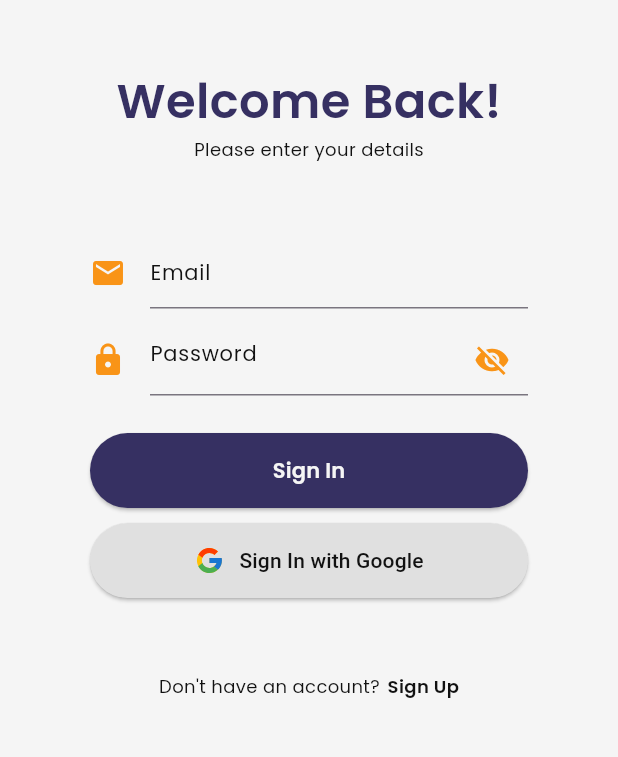
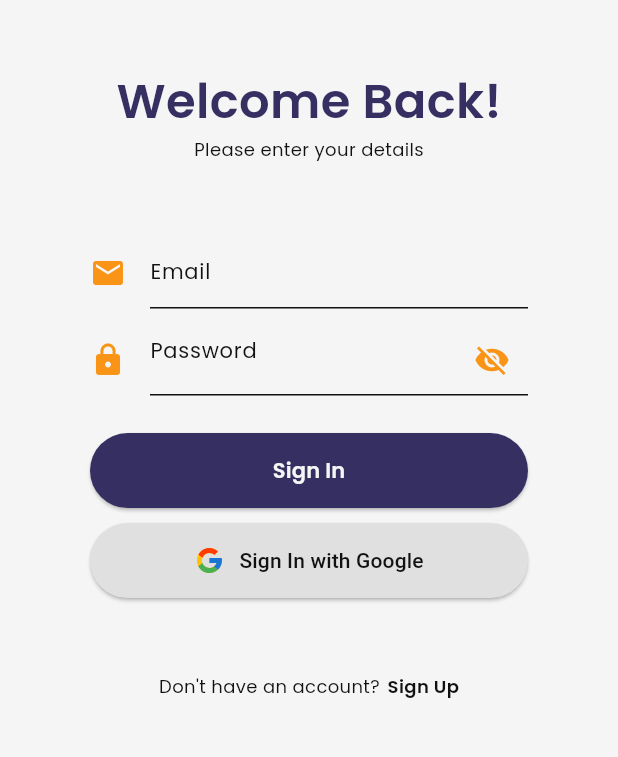
Before and after one commit to danishhhhhh/PAS-Mobile-2023, a Flutter app: the screen it shows after launch, on a phone screen of 412 x 824 dp, the part 271-1028 px from its top. Run offline on Flutter 3.47's test engine with Material 2 defaults, Android fonts, the phone set to English and light mode, and no system bars; our stand-ins replace flutter_svg, get; project files that could hold a hidden picture were left out.

Commit message:
feat: [DN] fix color and api

```diff
--- a/lib/app/pages/login_page/login_page_controller.dart
+++ b/lib/app/pages/login_page/login_page_controller.dart
@@ -5,7 +5,8 @@ import 'dart:convert';
 class LoginPageController extends GetxController {
   RxBool isObsecure = true.obs;
   RxBool isObsecureFalse = false.obs;
-  RxBool successfulLogin = false.obs;
+  RxBool successfulLogin = true.obs;
+  RxString message = "".obs;
 
   login(String username, String password) async {
     final response = await http.post(
@@ -21,10 +22,15 @@ class LoginPageController extends GetxController {
     if (response.statusCode == 200) {
       Map<String, dynamic> jsonResponse = json.decode(response.body);
       bool status = jsonResponse['status'];
+      String message = jsonResponse['message'];
       if(status){
         Get.toNamed("/detail");
+        this.message.value = message;
+        successfulLogin.value = true;
+      } else {
+        this.message.value = message;
+        successfulLogin.value = false;
       }
-      successfulLogin.value = true;
     } else {
       successfulLogin.value = false;
       print("status code : ${response.statusCode.toString()}");
--- a/lib/app/pages/login_page/login_page_view.dart
+++ b/lib/app/pages/login_page/login_page_view.dart
@@ -1,12 +1,14 @@
 import 'package:flutter/material.dart';
+import 'package:get/get.dart';
 import 'package:pas_mobile/app/pages/login_page/component/dont_have_account_component.dart';
+import 'package:pas_mobile/app/pages/login_page/login_page_controller.dart';
 import 'package:pas_mobile/app/pages/login_page/widget/google_sign_in_button.dart';
 import 'package:pas_mobile/app/pages/login_page/widget/log_in_button.dart';
 import 'package:pas_mobile/app/pages/login_page/widget/text_field.dart';
 import 'package:pas_mobile/common/theme/theme.dart';
 import 'package:flutter_svg/flutter_svg.dart';
 
-class LoginPageView extends StatelessWidget {
+class LoginPageView extends GetView<LoginPageController> {
   const LoginPageView({super.key});
 
   @override
@@ -67,6 +69,11 @@ class LoginPageView extends StatelessWidget {
                       hintText: "Password",
                       icon: Icons.lock,
                       isPass: true),
+                  Obx(() => controller.successfulLogin.value ? Container() : Padding(
+                    padding: const EdgeInsets.only(top: 10),
+                    child: Text(controller.message.value,
+                    style: TextStyle(color: ColorsBase.redBase, fontFamily: "Poppins", fontSize: 12),),
+                  ),),
                   SizedBox(height: 25),
                   LoginInButton(emailTextEditing: emailTextEditimgController,
                     passwordTextEditing: passwordTextEditimgController,),
--- a/lib/app/pages/login_page/widget/text_field.dart
+++ b/lib/app/pages/login_page/widget/text_field.dart
@@ -21,11 +21,23 @@ class TextFieldLogIn extends GetView<LoginPageController> {
     return Container(
       margin: const EdgeInsets.only(left: 60, right: 60),
       child: Obx(
-            ()=> TextField(
+        () => TextField(
           controller: textEditingController,
-            obscureText: isPass ? controller.isObsecure.value : controller.isObsecureFalse.value,
+          obscureText: isPass
+              ? controller.isObsecure.value
+              : controller.isObsecureFalse.value,
           decoration: InputDecoration(
-              border: UnderlineInputBorder(),
+            focusedBorder: UnderlineInputBorder(
+                borderSide: BorderSide(
+                    color: controller.successfulLogin.value
+                        ? ColorsBase.blackBase
+                        : ColorsBase.redBase)),
+            enabledBorder: UnderlineInputBorder(
+              borderSide: BorderSide(
+                  color: controller.successfulLogin.value
+                      ? ColorsBase.blackBase
+                      : ColorsBase.redBase),
+            ),
             hintText: hintText,
             suffixIcon: isPass
                 ? IconButton(
@@ -38,21 +50,21 @@ class TextFieldLogIn extends GetView<LoginPageController> {
                     onPressed: () {
                       controller.isObsecure.value =
                           !controller.isObsecure.value;
-                        }
-                  )
+                    })
                 : null,
             icon: Icon(icon, color: ColorsBase.orangeBase),
-              labelStyle: TextStyle(
-                  fontFamily: "Poppins",
-                  fontSize: 14,
-                  color: ColorsBase.blackBase,
-                  fontWeight: FontWeight.w600),
             hintStyle: TextStyle(
                 fontFamily: "Poppins",
                 fontSize: 14,
                 color: ColorsBase.blackBase,
                 fontWeight: FontWeight.w400),
           ),
+          style: TextStyle(
+              fontFamily: "Poppins",
+              fontSize: 14,
+              color: controller.successfulLogin.value
+                  ? ColorsBase.blackBase
+                  : ColorsBase.redBase),
         ),
       ),
     );
```
Lines whose indentation alone changed are shown as unchanged.
